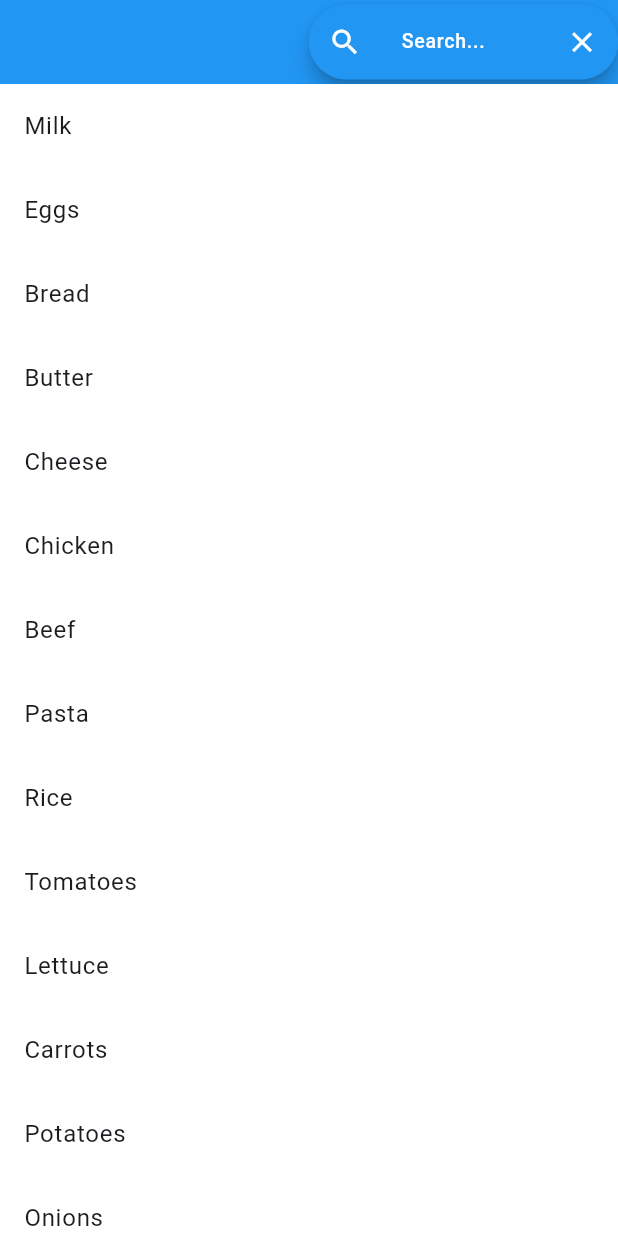
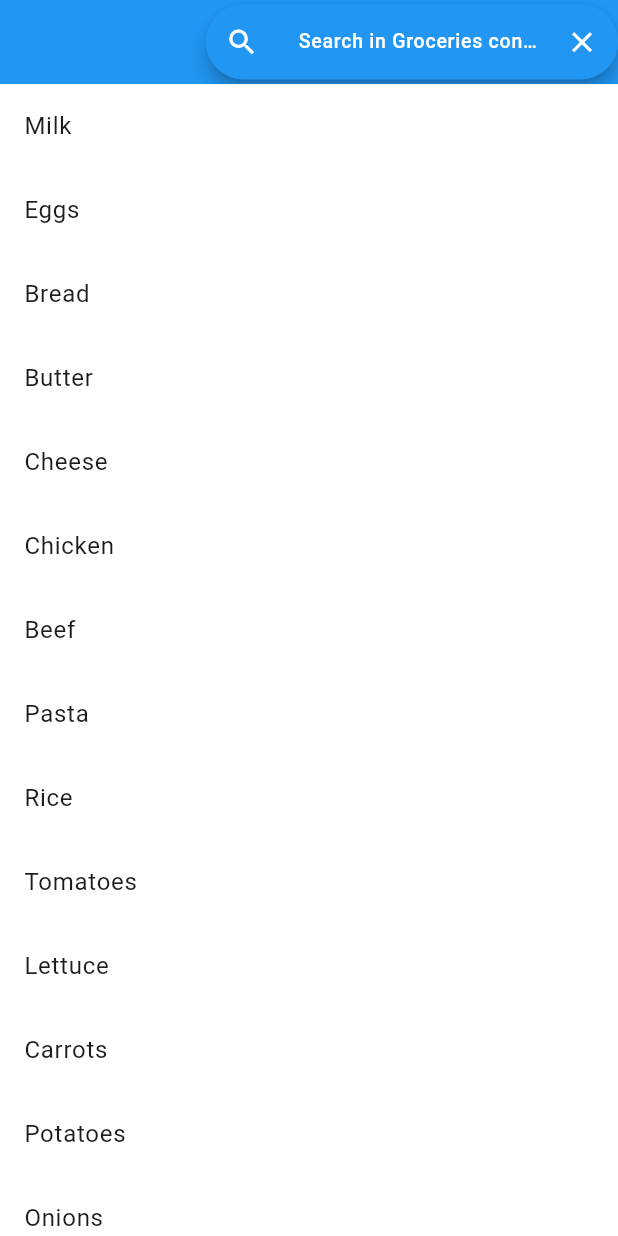
Before and after one commit to StefanosKouzounis/FlutterToolkit, a Flutter app: the screen it shows after launch, after a tap on the "search" icon, on a phone screen of 412 x 824 dp. Run offline on Flutter 3.47's test engine with Material 3 defaults, Android fonts, the phone set to English and light mode, and no system bars.

Commit message:
modified:   widgets/expandable_searchbar/CHANGELOG.md 	modified:   widgets/expandable_searchbar/example/lib/screens/home_screen.dart 	modified:   widgets/expandable_searchbar/pubspec.yaml

```diff
--- a/widgets/expandable_searchbar/example/lib/screens/home_screen.dart
+++ b/widgets/expandable_searchbar/example/lib/screens/home_screen.dart
@@ -70,14 +70,14 @@ class _HomeScreenState extends State<HomeScreen> {
             height: 50,
             contentColor: Colors.white,
             backgroundColor: Colors.blue,
-            width: MediaQuery.sizeOf(context).width / 2,
+            width: MediaQuery.sizeOf(context).width / 1.5,
             onSearch: () {
               setState(() {
                 searching = true;
               });
             },
             controller: searchController,
-            hintText: 'Search...',
+            hintText: 'Search in Groceries content...',
             onHide: () {
               searchController.clear();
             },
--- a/widgets/expandable_searchbar/pubspec.yaml
+++ b/widgets/expandable_searchbar/pubspec.yaml
@@ -1,6 +1,6 @@
 name: expandable_searchbar
 description: "A new Flutter package project."
-version: 0.0.1
+version: 0.0.2
 homepage:
 
 environment:
```
Also changed, not shown: 1 other file.
